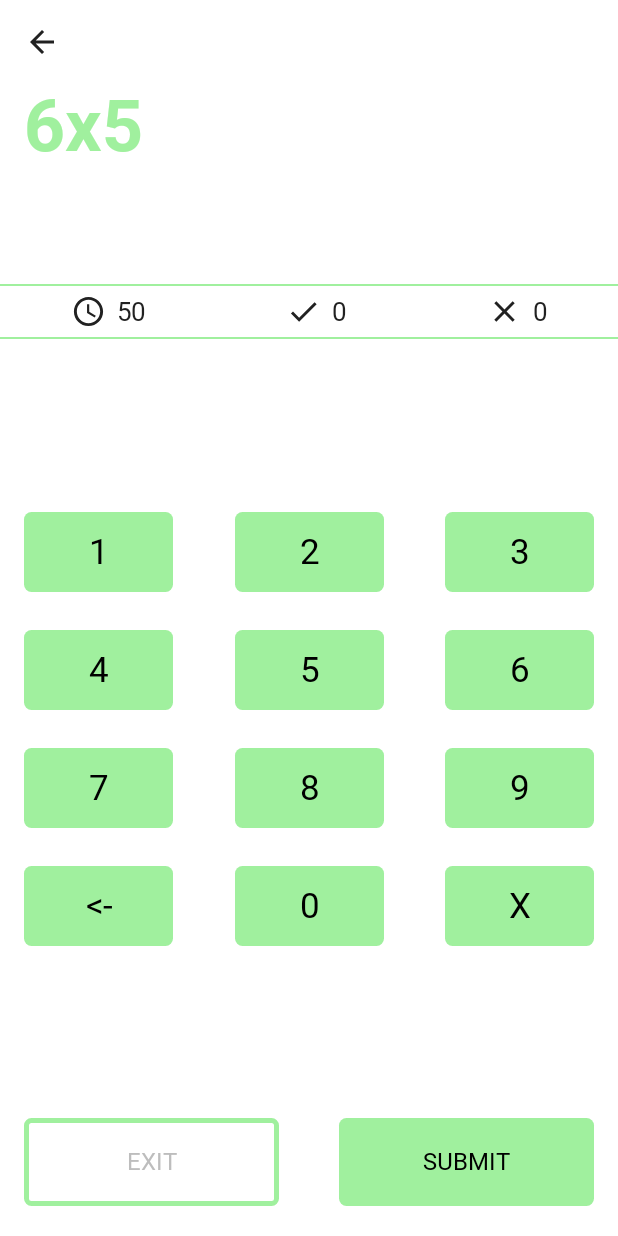
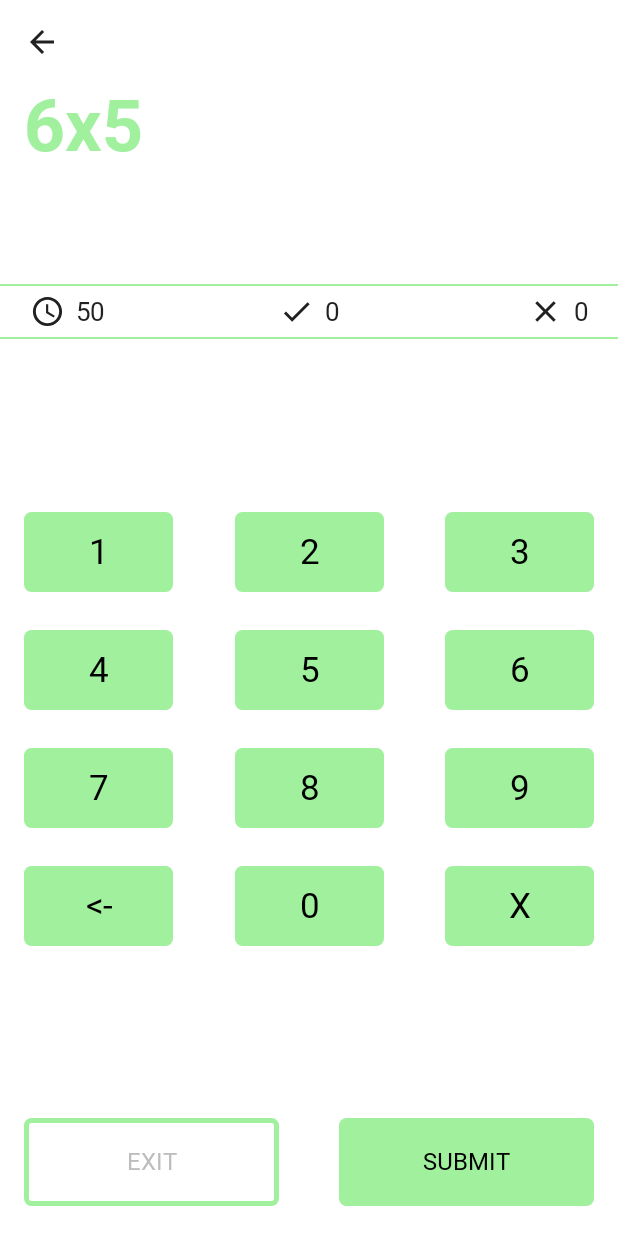
Before and after one commit to RomchiLolchi/SuperSchoolboyRemastered, an Android app built with Jetpack Compose: the TrainingActivity screen opened directly, with no data from a screen before it, on a phone screen of 412 x 824 dp. Run offline under Robolectric (Android 15) with nearby library versions, the phone set to English and light mode, and no system bars; our stand-ins replace AdMob, Dagger/Hilt's generated code, livedata-compose.

Commit message:
- Icons in brief statistics don't move (at least their movements are independent; maybe will be fixed later)

```diff
--- a/app/src/main/java/com/oftatech/superschoolboyremastered/activity/TrainingActivity.kt
+++ b/app/src/main/java/com/oftatech/superschoolboyremastered/activity/TrainingActivity.kt
@@ -259,12 +259,11 @@ private fun StatsBar(
                 .fillMaxWidth()
                 .padding(bottom = 5.dp), color = MaterialTheme.colors.secondary
         )
-        Row(
+        Box(
             modifier = Modifier.fillMaxWidth(),
-            verticalAlignment = Alignment.CenterVertically,
-            horizontalArrangement = Arrangement.SpaceAround,
         ) {
             Row(
+                modifier = Modifier.align(Alignment.CenterStart).padding(start = 20.dp),
                 verticalAlignment = Alignment.CenterVertically,
             ) {
                 Icon(
@@ -285,6 +284,7 @@ private fun StatsBar(
             }
 
             Row(
+                modifier = Modifier.align(Alignment.Center),
                 verticalAlignment = Alignment.CenterVertically,
             ) {
                 Icon(
@@ -306,6 +306,7 @@ private fun StatsBar(
             }
 
             Row(
+                modifier = Modifier.align(Alignment.CenterEnd).padding(end = 20.dp),
                 verticalAlignment = Alignment.CenterVertically,
             ) {
                 Icon(
```
